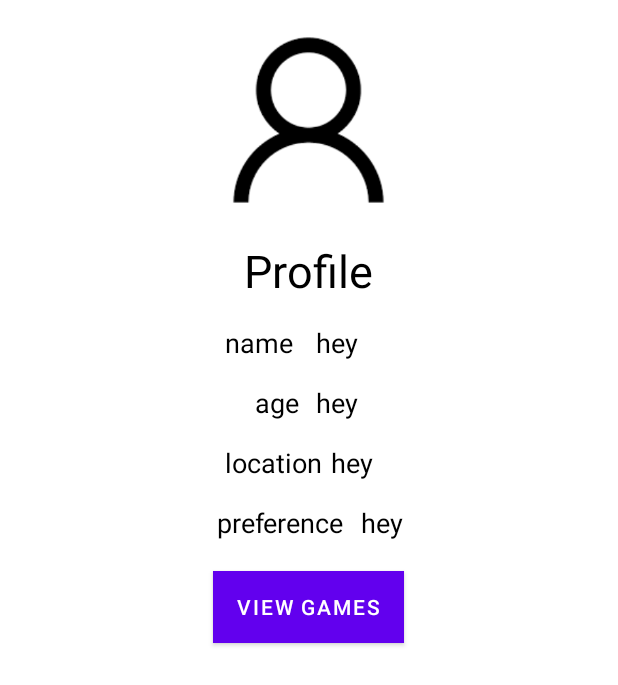
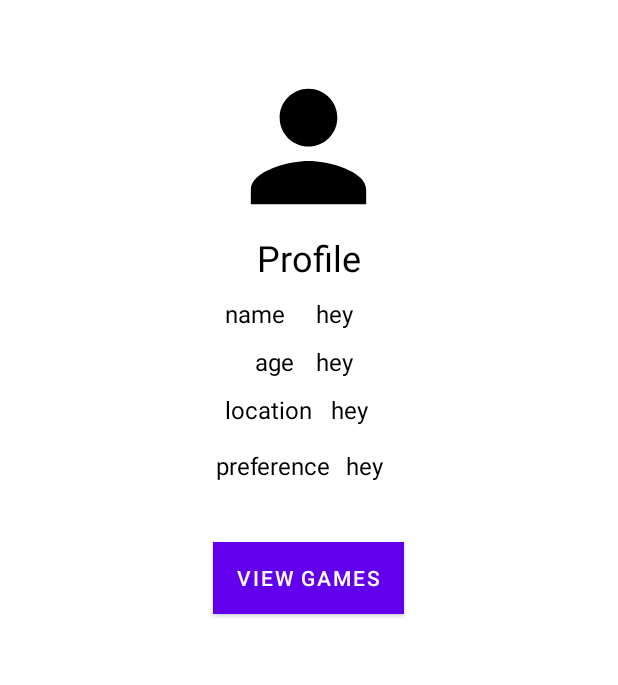
Before and after one commit to SMetto20/Gamezone, an Android app: the layout activity_profile.xml on its own in the app's theme, with its tools: preview values and no code run, on a phone screen of 412 x 824 dp. Shown: the top 685 px of the screen. Run offline under Robolectric (Android 15) with nearby library versions, the phone set to English and light mode, and no system bars.

```diff
--- /dev/null
+++ b/app/src/main/res/drawable/ic_baseline_person_24.xml
@@ -0,0 +1,5 @@
+<vector android:height="24dp" android:tint="#000000"
+    android:viewportHeight="24" android:viewportWidth="24"
+    android:width="24dp" xmlns:android="http://schemas.android.com/apk/res/android">
+    <path android:fillColor="@android:color/white" android:pathData="M12,12c2.21,0 4,-1.79 4,-4s-1.79,-4 -4,-4 -4,1.79 -4,4 1.79,4 4,4zM12,14c-2.67,0 -8,1.34 -8,4v2h16v-2c0,-2.66 -5.33,-4 -8,-4z"/>
+</vector>
--- a/app/src/main/res/layout/activity_games.xml
+++ b/app/src/main/res/layout/activity_games.xml
@@ -2,7 +2,8 @@
 <RelativeLayout xmlns:android="http://schemas.android.com/apk/res/android"
     android:layout_width="match_parent"
     android:layout_height="match_parent"
-    android:background="@color/purple_200">
+    android:background="@color/white">
+    Image
     <ListView
         android:layout_width="match_parent"
         android:layout_height="wrap_content"
--- a/app/src/main/res/layout/activity_main.xml
+++ b/app/src/main/res/layout/activity_main.xml
@@ -90,6 +90,7 @@
         android:textColorHint="@color/white"
         android:hint="password"
         android:layout_centerHorizontal="true" />
+
     <Button
         android:id="@+id/signupbutton"
         android:layout_width="wrap_content"
--- a/app/src/main/res/layout/activity_profile.xml
+++ b/app/src/main/res/layout/activity_profile.xml
@@ -7,9 +7,10 @@
     <ImageView
         android:id="@+id/profileimage"
         android:layout_width="186dp"
-        android:layout_height="160dp"
+        android:layout_height="115dp"
         android:layout_centerHorizontal="true"
-        android:src="@drawable/userpicture" />
+        android:src="@drawable/ic_baseline_person_24"
+        android:layout_marginTop="40dp"/>
 
     <TextView
         android:id="@+id/profile"
@@ -19,9 +20,9 @@
         android:layout_centerHorizontal="true"
         android:layout_marginTop="0dp"
         android:textColor="@color/black"
-        android:textSize="30sp"
+        android:textSize="24sp"
         android:text="Profile"
-        android:paddingBottom="15dp"
+        android:paddingBottom="10dp"
 
         />
 
@@ -33,8 +34,8 @@
         android:textColor="@color/black"
         android:gravity="left"
         android:layout_marginLeft="150dp"
-        android:textSize="18sp"
-        android:paddingBottom="15dp"
+        android:textSize="16sp"
+        android:paddingBottom="10dp"
 
         android:text="name"
         />
@@ -46,7 +47,7 @@
         android:layout_below="@+id/profile"
         android:gravity="right"
         android:layout_marginLeft="210dp"
-        android:textSize="18sp"
+        android:textSize="16sp"
         android:textColor="@color/black"
         />
 
@@ -57,8 +58,8 @@
         android:layout_below="@+id/name"
         android:textColor="@color/black"
         android:layout_marginLeft="170dp"
-        android:paddingBottom="15dp"
-        android:textSize="18sp"
+        android:paddingBottom="10dp"
+        android:textSize="16sp"
         android:text="age"
         />
     <TextView
@@ -69,7 +70,7 @@
         android:layout_below="@+id/name"
         android:gravity="right"
         android:layout_marginLeft="210dp"
-        android:textSize="18sp"
+        android:textSize="16sp"
         android:textColor="@color/black"
         />
     <TextView
@@ -80,7 +81,7 @@
         android:layout_below="@+id/age"
         android:layout_marginLeft="150dp"
         android:paddingBottom="15dp"
-        android:textSize="18sp"
+        android:textSize="16sp"
         android:text="location"
         />
     <TextView
@@ -91,7 +92,7 @@
         android:layout_below="@+id/age"
         android:gravity="right"
         android:layout_marginLeft="220dp"
-        android:textSize="18sp"
+        android:textSize="16sp"
         android:textColor="@color/black"
         />
     <TextView
@@ -102,7 +103,7 @@
         android:layout_below="@+id/location"
         android:layout_marginLeft="140dp"
         android:paddingBottom="15dp"
-        android:textSize="18sp"
+        android:textSize="16sp"
         android:text=" preference"
         />
     <TextView
@@ -112,8 +113,8 @@
         android:id="@+id/realprefTextView"
         android:layout_below="@+id/location"
         android:gravity="right"
-        android:layout_marginLeft="240dp"
-        android:textSize="18sp"
+        android:layout_marginLeft="230dp"
+        android:textSize="16sp"
         android:textColor="@color/black"
         />
     <Button
@@ -123,7 +124,7 @@
         android:layout_below="@+id/realprefTextView"
         android:layout_centerHorizontal="true"
         android:background="@color/black"
-        android:layout_marginTop="20dp"
+        android:layout_marginTop="40dp"
         android:text="view games" />
 
 
```
Also changed, not shown: app/src/main/java/com/moringaschool/thegamezone/GamesActivity.java (+8 -0 lines), app/src/main/res/values/strings.xml (+25 -1 lines), settings.gradle (added, +16 -0 lines), app/src/main/res/drawable-v24/genshinimpact.jpeg (added), app/src/main/res/drawable-v24/haloinfinite.jpeg (added), app/src/main/res/drawable-v24/pubg.jpeg (added), app/src/main/res/drawable-v24/spacepunk.jpg (added), gradle/wrapper/gradle-wrapper.properties (added), 1 other file.
